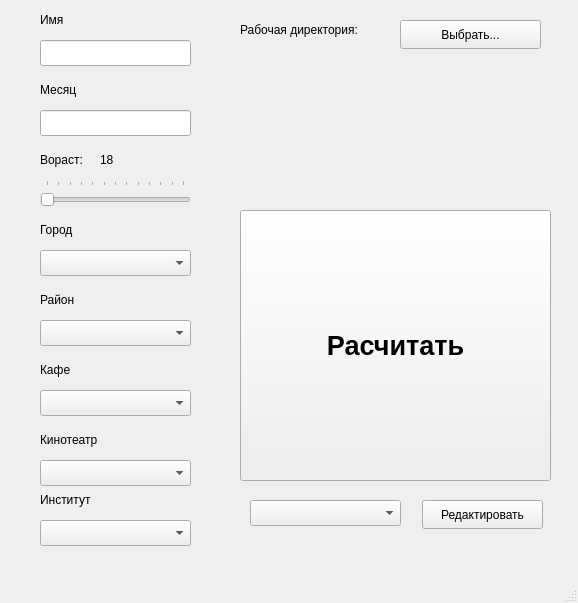
Before: the Qt Designer form mainwindow.ui in vozerVZ/studentCounterQT, drawn with Qt 5.
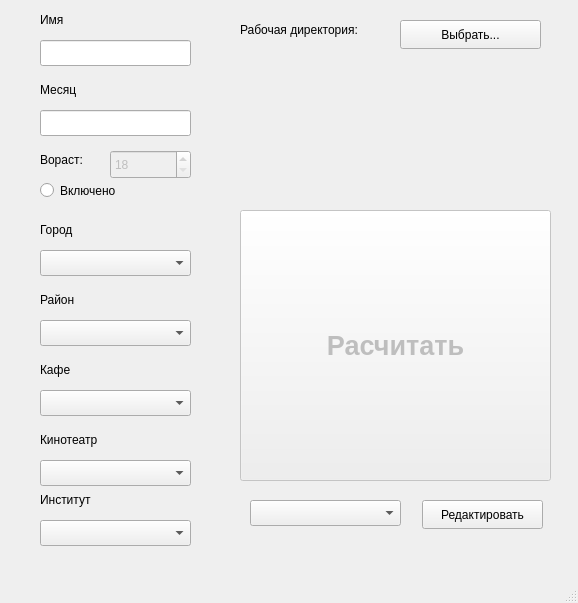
After: the same form once the commit is applied.

```diff
--- a/mainwindow.ui
+++ b/mainwindow.ui
@@ -45,7 +45,7 @@
      <rect>
       <x>40</x>
       <y>150</y>
-      <width>61</width>
+      <width>71</width>
       <height>20</height>
      </rect>
     </property>
@@ -53,31 +53,6 @@
      <string>Вораст:</string>
     </property>
    </widget>
-   <widget class="QSlider" name="horizontalSliderAge">
-    <property name="geometry">
-     <rect>
-      <x>40</x>
-      <y>180</y>
-      <width>151</width>
-      <height>31</height>
-     </rect>
-    </property>
-    <property name="minimum">
-     <number>18</number>
-    </property>
-    <property name="maximum">
-     <number>30</number>
-    </property>
-    <property name="orientation">
-     <enum>Qt::Horizontal</enum>
-    </property>
-    <property name="tickPosition">
-     <enum>QSlider::TicksAbove</enum>
-    </property>
-    <property name="tickInterval">
-     <number>1</number>
-    </property>
-   </widget>
    <widget class="QLabel" name="label_city">
     <property name="geometry">
      <rect>
@@ -174,6 +149,9 @@
     </property>
    </widget>
    <widget class="QPushButton" name="pushButtonCalculate">
+    <property name="enabled">
+     <bool>false</bool>
+    </property>
     <property name="geometry">
      <rect>
       <x>240</x>
@@ -237,19 +215,6 @@
      <bool>true</bool>
     </property>
    </widget>
-   <widget class="QLabel" name="label_age">
-    <property name="geometry">
-     <rect>
-      <x>100</x>
-      <y>150</y>
-      <width>61</width>
-      <height>20</height>
-     </rect>
-    </property>
-    <property name="text">
-     <string>18</string>
-    </property>
-   </widget>
    <widget class="QLabel" name="label_month_2">
     <property name="geometry">
      <rect>
@@ -319,6 +284,38 @@
      </rect>
     </property>
    </widget>
+   <widget class="QRadioButton" name="radioButtonAge">
+    <property name="geometry">
+     <rect>
+      <x>40</x>
+      <y>180</y>
+      <width>151</width>
+      <height>21</height>
+     </rect>
+    </property>
+    <property name="text">
+     <string>Включено</string>
+    </property>
+   </widget>
+   <widget class="QSpinBox" name="spinBoxAge">
+    <property name="enabled">
+     <bool>false</bool>
+    </property>
+    <property name="geometry">
+     <rect>
+      <x>110</x>
+      <y>150</y>
+      <width>81</width>
+      <height>29</height>
+     </rect>
+    </property>
+    <property name="minimum">
+     <number>18</number>
+    </property>
+    <property name="maximum">
+     <number>30</number>
+    </property>
+   </widget>
   </widget>
   <widget class="QMenuBar" name="menubar">
    <property name="geometry">
```
